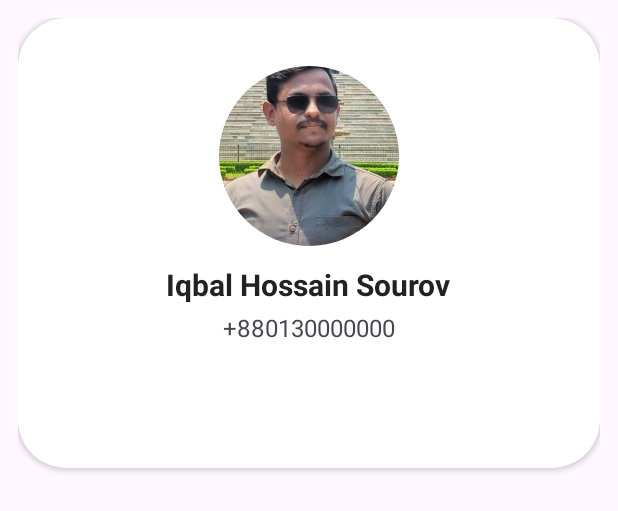
After one commit to princesourov/ClassHomeWork, an Android app: the layout activity_contact_view.xml on its own in the app's theme, with its tools: preview values and no code run, on a phone screen of 412 x 824 dp. The commit adds this screen. Shown: the top 511 px of the screen. Run offline under Robolectric (Android 15) with nearby library versions, the phone set to English and light mode, and no system bars; Roboto replaces fonts that are not available here.

Commit message:
contact list

```diff
--- a/app/build.gradle.kts
+++ b/app/build.gradle.kts
@@ -52,4 +52,7 @@ dependencies {
     testImplementation(libs.junit)
     androidTestImplementation(libs.androidx.junit)
     androidTestImplementation(libs.androidx.espresso.core)
+
+    //coil
+    implementation(libs.coil)
 }
--- /dev/null
+++ b/app/src/main/res/layout/activity_contact_view.xml
@@ -0,0 +1,53 @@
+<?xml version="1.0" encoding="utf-8"?>
+<LinearLayout xmlns:android="http://schemas.android.com/apk/res/android"
+    xmlns:app="http://schemas.android.com/apk/res-auto"
+    xmlns:tools="http://schemas.android.com/tools"
+    android:id="@+id/main"
+    android:layout_width="match_parent"
+    android:layout_height="match_parent"
+    android:orientation="vertical"
+    android:padding="12dp"
+    tools:context=".ContactView">
+
+    <androidx.cardview.widget.CardView
+        android:layout_width="match_parent"
+        android:layout_height="300dp"
+        android:elevation="12dp"
+        app:cardCornerRadius="32dp">
+
+        <LinearLayout
+            android:layout_width="match_parent"
+            android:layout_height="match_parent"
+            android:gravity="center_horizontal"
+            android:orientation="vertical">
+
+            <com.google.android.material.imageview.ShapeableImageView
+                android:id="@+id/Profile_img"
+                android:layout_width="120dp"
+                android:layout_height="120dp"
+                android:layout_marginTop="32dp"
+                android:scaleType="centerCrop"
+                android:src="@drawable/pp"
+                app:shapeAppearance="@style/circleImageView" />
+
+            <TextView
+                android:id="@+id/NameTv"
+                android:layout_width="wrap_content"
+                android:layout_height="wrap_content"
+                android:layout_marginTop="12dp"
+                android:text="Iqbal Hossain Sourov"
+                android:textColor="#222222"
+                android:textSize="20sp"
+                android:textStyle="bold" />
+
+            <TextView
+                android:id="@+id/MobileTv"
+                android:layout_width="wrap_content"
+                android:layout_height="wrap_content"
+                android:layout_marginTop="4dp"
+                android:text="+880130000000"
+                android:textSize="16dp" />
+        </LinearLayout>
+
+    </androidx.cardview.widget.CardView>
+</LinearLayout>
--- /dev/null
+++ b/app/src/main/res/values/circle_shape.xml
@@ -0,0 +1,7 @@
+<?xml version="1.0" encoding="utf-8"?>
+<resources>
+    <style name="circleImageView" parent="">
+        <item name="cornerFamily">rounded</item>
+        <item name="cornerSize">50%</item>
+    </style>
+</resources>
--- a/gradle/libs.versions.toml
+++ b/gradle/libs.versions.toml
@@ -11,6 +11,7 @@ activity = "1.11.0"
 constraintlayout = "2.2.1"
 viewpager2 = "1.1.0"
 recyclerview = "1.4.0"
+coil = "2.7.0"
 
 [libraries]
 androidx-core-ktx = { group = "androidx.core", name = "core-ktx", version.ref = "coreKtx" }
@@ -23,6 +24,7 @@ androidx-activity = { group = "androidx.activity", name = "activity", version.re
 androidx-constraintlayout = { group = "androidx.constraintlayout", name = "constraintlayout", version.ref = "constraintlayout" }
 androidx-viewpager2 = { group = "androidx.viewpager2", name = "viewpager2", version.ref = "viewpager2" }
 androidx-recyclerview = { group = "androidx.recyclerview", name = "recyclerview", version.ref = "recyclerview" }
+coil = { group = "io.coil-kt", name = "coil", version.ref = "coil" }
 
 [plugins]
 android-application = { id = "com.android.application", version.ref = "agp" }
```
Also changed, not shown: app/src/main/AndroidManifest.xml (+6 -3 lines), app/src/main/java/com/sourov/iamrich/Adapter.kt (+19 -3 lines), app/src/main/java/com/sourov/iamrich/ContactView.kt (added, +30 -0 lines), app/src/main/java/com/sourov/iamrich/HomeHork22.kt (+52 -12 lines), app/src/main/java/com/sourov/iamrich/user.kt (added, +7 -0 lines), app/src/main/res/layout/activity_home_hork22.xml (+24 -2 lines), app/src/main/res/layout/item_card.xml (+39 -15 lines).
